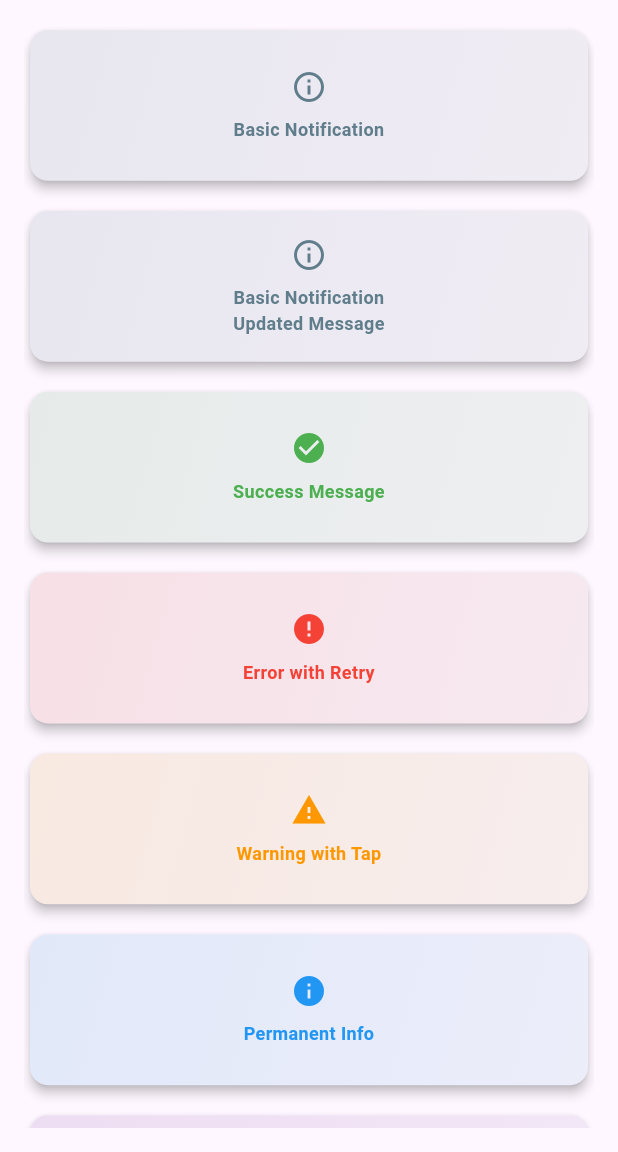
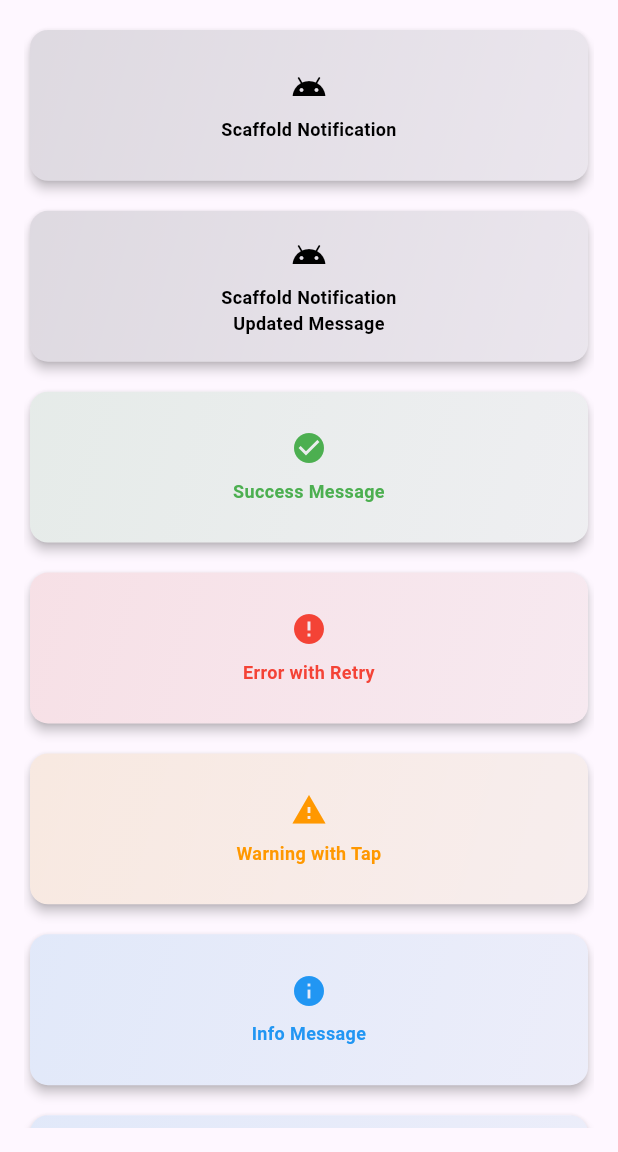
Before and after one commit to pooriaaskarim/flutter_notification_queue, a Flutter app: the screen it shows after launch, on a phone screen of 412 x 824 dp, the part 84-1236 px from its top. Run offline on Flutter 3.47's test engine with Material 3 defaults, Android fonts, the phone set to English and light mode, and no system bars; our stand-ins replace flutter_native_splash.

Commit message:
Refactor: NotificationManager and Initialization Logic
- Modified `NotificationManager` to be a singleton with a static `initialize` method. This ensures that the manager is configured before use and prevents multiple initializations.
- Added assertions to `NotificationManager` to enforce initialization before use and to validate `maxStackSize`.
- Updated `NotificationManager.initialize` to accept `channels` and `queues` directly, simplifying configuration. The default channel and queue are now created and added within this method.
- `_defaultChannel` and `_defaultQueue` fields were removed from `NotificationManager`. The first registered channel and queue now act as defaults.
- Renamed `getChannel` and `getQueue` in `NotificationManager` to `_getChannel` and `_getQueue` to indicate they are for internal use.
- Modified `_getChannel` to default to the first registered channel if the specified channel is not found.
- Modified `_getQueue` to generate a new queue based on the default queue's properties if no specific queue is configured for the given position.
- Removed commented-out `queue` and `dismiss` methods from `NotificationQueue`.
- Added `generateQueueFrom` method to `QueuePosition` extension to create a new `NotificationQueue` based on another queue's properties. Renamed existing `queue` method to `generateQueue`.
- In `NotificationWidget`:
    - `channel` and `queue` are now late final properties, assigned when the notification is shown.
    - Updated references to `_channel` and `_queue` to use `widget.channel` and `widget.queue` respectively.
- Example app:
    - Updated `NotificationManager.initialize` call with new parameters, including predefined channels and queues.
    - Updated notification examples to use `channelName` for routing notifications to specific channels.

```diff
--- a/example/lib/main.dart
+++ b/example/lib/main.dart
@@ -10,22 +10,71 @@ void main() {
 
   FlutterNativeSplash.remove();
 
-  // Configure the notification manager
-  NotificationManager.instance.initialize(
-    position: QueuePosition.bottomStart,
+  NotificationManager.initialize(
+    position: QueuePosition.topCenter,
     showCloseButton: false,
     margin: const EdgeInsets.symmetric(vertical: 8.0, horizontal: 48.0),
     maxStackSize: 3,
-    defaultDismissDuration: const Duration(seconds: 3),
+    dismissDuration: const Duration(seconds: 3),
     queueIndicatorBuilder: (final pendingNotificationsCount) {
       if (pendingNotificationsCount > 0) {
         return Container(
-            padding: const EdgeInsetsGeometry.all(8),
-            alignment: AlignmentGeometry.bottomLeft,
-            color: Colors.blueAccent,
-            child: Text('$pendingNotificationsCount'));
+          padding: const EdgeInsetsGeometry.all(8),
+          alignment: AlignmentGeometry.bottomLeft,
+          color: Colors.blueAccent,
+          child: Text('$pendingNotificationsCount'),
+        );
       }
       return null;
+    },
+    queues: {
+      BottomCenterQueue(
+        maxStackSize: 1,
+        margin: null,
+        showCloseButton: true,
+      ),
+    },
+    channels: {
+      const NotificationChannel(
+        name: 'scaffold',
+        position: QueuePosition.bottomCenter,
+        defaultDismissDuration: null,
+        defaultBackgroundColor: Colors.black,
+        defaultForegroundColor: Colors.white,
+        enabled: false,
+      ),
+      const NotificationChannel(
+        name: 'success',
+        position: QueuePosition.topCenter,
+        defaultDismissDuration: Duration(seconds: 3),
+        defaultBackgroundColor: Colors.green,
+        defaultForegroundColor: Colors.white,
+        enabled: false,
+      ),
+      const NotificationChannel(
+        name: 'error',
+        position: QueuePosition.topCenter,
+        defaultDismissDuration: null,
+        defaultBackgroundColor: Colors.red,
+        defaultForegroundColor: Colors.white,
+        enabled: false,
+      ),
+      const NotificationChannel(
+        name: 'info',
+        position: QueuePosition.topCenter,
+        defaultDismissDuration: Duration(seconds: 3),
+        defaultBackgroundColor: Colors.blue,
+        defaultForegroundColor: Colors.white,
+        enabled: false,
+      ),
+      const NotificationChannel(
+        name: 'warning',
+        position: QueuePosition.topCenter,
+        defaultDismissDuration: Duration(seconds: 5),
+        defaultBackgroundColor: Colors.orange,
+        defaultForegroundColor: Colors.white,
+        enabled: false,
+      ),
     },
   );
   runApp(const MyApp());
@@ -48,83 +97,30 @@ class MyApp extends StatelessWidget {
 class DemoPage extends StatelessWidget {
   const DemoPage({super.key});
 
-  @override
-  Widget build(final BuildContext context) {
-    final themeData = Theme.of(context);
-
-    return Scaffold(
-      appBar: AppBar(
-        title: const Text('NotificationQueue Demo'),
-        backgroundColor: themeData.colorScheme.primaryContainer,
-        foregroundColor: themeData.colorScheme.onPrimaryContainer,
-        elevation: 2,
-      ),
-      body: Padding(
-        padding: const EdgeInsets.all(16.0),
-        child: _buildAdaptiveGrid(),
-      ),
-    );
-  }
-
-  Widget _buildAdaptiveGrid() => LayoutBuilder(
-        builder: (final context, final constraints) {
-          final screenWidth = constraints.maxWidth;
-          const tabletBreakPoint = 900;
-          const phoneBreakPoint = 600;
-
-          final columnCount = screenWidth < phoneBreakPoint
-              ? 1
-              : screenWidth < tabletBreakPoint
-                  ? 2
-                  : 3;
-
-          final padding = EdgeInsets.symmetric(
-            horizontal: screenWidth < phoneBreakPoint
-                ? 0
-                : screenWidth < tabletBreakPoint
-                    ? screenWidth / 8
-                    : screenWidth / 5,
-          );
-
-          return GridView.builder(
-            gridDelegate: SliverGridDelegateWithFixedCrossAxisCount(
-              crossAxisCount: columnCount,
-              crossAxisSpacing: 12,
-              mainAxisSpacing: 12,
-              childAspectRatio: screenWidth < phoneBreakPoint ? 3.5 : 2.5,
-            ),
-            padding: padding,
-            itemCount: _notificationExamples.length,
-            itemBuilder: (final context, final index) {
-              final example = _notificationExamples[index];
-              return example.buildNotificationButton(context, example);
-            },
-          );
-        },
-      );
-
   List<NotificationExample> get _notificationExamples => [
         // Basic notification
         NotificationExample(
-          title: 'Basic Notification',
-          icon: Icons.info_outline,
-          color: Colors.blueGrey,
+          title: 'Scaffold Notification',
+          icon: Icons.android,
+          color: Colors.black,
           onPressed: (final context) => NotificationManager.instance.show(
             NotificationWidget(
               id: '1',
-              message: 'This is a basic notification with custom styling.',
+              channelName: 'scaffold',
+              message: 'Scaffold Message!.',
             ),
             context,
           ),
         ), // Basic notification
         NotificationExample(
-          title: 'Basic Notification\nUpdated Message',
-          icon: Icons.info_outline,
-          color: Colors.blueGrey,
+          title: 'Scaffold Notification\nUpdated Message',
+          icon: Icons.android,
+          color: Colors.black,
           onPressed: (final context) => NotificationManager.instance.show(
             NotificationWidget(
               id: '1',
-              message: 'This is the basic notification with updated message.',
+              channelName: 'scaffold',
+              message: 'Updated Scaffold Message!.',
             ),
             context,
           ),
@@ -139,6 +135,7 @@ class DemoPage extends StatelessWidget {
             NotificationWidget(
               message: 'Operation completed successfully!',
               title: 'Success',
+              channelName: 'success',
             ),
             context,
           ),
@@ -150,6 +147,7 @@ class DemoPage extends StatelessWidget {
           color: Colors.red,
           onPressed: (final context) => NotificationManager.instance.show(
             NotificationWidget(
+              channelName: 'error',
               message: 'Network connection failed. Please try again.',
               title: 'Connection Error',
               action: NotificationAction.button(
@@ -167,6 +165,7 @@ class DemoPage extends StatelessWidget {
           color: Colors.orange,
           onPressed: (final context) => NotificationManager.instance.show(
             NotificationWidget(
+              channelName: 'warning',
               message: 'Low storage space detected. Tap to manage.',
               title: 'Storage Warning',
               action: NotificationAction.onTap(
@@ -178,14 +177,34 @@ class DemoPage extends StatelessWidget {
         ),
 
         NotificationExample(
-          title: 'Permanent Info',
+          title: 'Info Message',
           icon: Icons.info,
           color: Colors.blue,
           onPressed: (final context) => NotificationManager.instance.show(
             NotificationWidget(
+              channelName: 'info',
               title: 'New Feature Available',
               message: 'Check out our new dark mode feature!'
                   ' This notification stays until you interact with it.',
+              action: NotificationAction.button(
+                label: 'Explore',
+                onPressed: () => debugPrint('Opening new features...'),
+              ),
+            ),
+            context,
+          ),
+        ),
+        NotificationExample(
+          title: 'Scaffold Info',
+          icon: Icons.info,
+          color: Colors.blue,
+          onPressed: (final context) => NotificationManager.instance.show(
+            NotificationWidget(
+              channelName: 'info',
+              title: 'New Feature Available',
+              message: 'Check out our new dark mode feature!'
+                  ' This notification stays until you interact with it.',
+              position: QueuePosition.bottomCenter,
               action: NotificationAction.button(
                 label: 'Explore',
                 onPressed: () => debugPrint('Opening new features...'),
@@ -581,6 +600,61 @@ class DemoPage extends StatelessWidget {
           },
         ),
       ];
+
+  @override
+  Widget build(final BuildContext context) {
+    final themeData = Theme.of(context);
+
+    return Scaffold(
+      appBar: AppBar(
+        title: const Text('NotificationQueue Demo'),
+        backgroundColor: themeData.colorScheme.primaryContainer,
+        foregroundColor: themeData.colorScheme.onPrimaryContainer,
+        elevation: 2,
+      ),
+      body: Padding(
+        padding: const EdgeInsets.all(16.0),
+        child: _buildAdaptiveGrid(),
+      ),
+    );
+  }
+
+  Widget _buildAdaptiveGrid() => LayoutBuilder(
+        builder: (final context, final constraints) {
+          final screenWidth = constraints.maxWidth;
+          const tabletBreakPoint = 900;
+          const phoneBreakPoint = 600;
+
+          final columnCount = screenWidth < phoneBreakPoint
+              ? 1
+              : screenWidth < tabletBreakPoint
+                  ? 2
+                  : 3;
+
+          final padding = EdgeInsets.symmetric(
+            horizontal: screenWidth < phoneBreakPoint
+                ? 0
+                : screenWidth < tabletBreakPoint
+                    ? screenWidth / 8
+                    : screenWidth / 5,
+          );
+
+          return GridView.builder(
+            gridDelegate: SliverGridDelegateWithFixedCrossAxisCount(
+              crossAxisCount: columnCount,
+              crossAxisSpacing: 12,
+              mainAxisSpacing: 12,
+              childAspectRatio: screenWidth < phoneBreakPoint ? 3.5 : 2.5,
+            ),
+            padding: padding,
+            itemCount: _notificationExamples.length,
+            itemBuilder: (final context, final index) {
+              final example = _notificationExamples[index];
+              return example.buildNotificationButton(context, example);
+            },
+          );
+        },
+      );
 }
 
 class NotificationExample {
--- a/lib/src/notification_channel/notification_channel.dart
+++ b/lib/src/notification_channel/notification_channel.dart
@@ -24,9 +24,11 @@ class NotificationChannel {
   final String? description;
 
   /// Whether [NotificationWidget]s from this channel should  be shown.
+  //Todo: UnderDevelop
   final bool enabled;
 
   /// Whether [NotificationWidget]s from this channel should vibrate.
+  //Todo: UnderDevelop
   final bool vibrate;
 
   /// [NotificationChannel]'s default [NotificationQueue].
--- a/lib/src/notification_manager/notification_manager.dart
+++ b/lib/src/notification_manager/notification_manager.dart
@@ -5,20 +5,17 @@ import 'package:flutter/material.dart';
 import '../../flutter_notification_queue.dart';
 
 class NotificationManager {
-  NotificationManager._();
+  NotificationManager._()
+      : assert(
+          _initialized != null,
+          'NotificationManager must be initialized before use.'
+          ' Please call NotificationManager.initialize() first.',
+        );
   static final NotificationManager instance = NotificationManager._();
 
-  /// Default [NotificationChannel]
-  ///
-  /// Any [NotificationWidget] with and unregistered
-  /// [NotificationWidget.channelName] will default to this channel.
-  NotificationChannel _defaultChannel = const NotificationChannel(
-    name: 'default',
-  );
+  static bool? _initialized;
 
-  /// Configures the default [NotificationChannel]
-  /// and default [NotificationQueue] of the [NotificationManager].
-  void initialize({
+  static void initialize({
     final QueuePosition position = QueuePosition.topCenter,
     final EdgeInsets? margin =
         const EdgeInsets.symmetric(vertical: 8.0, horizontal: 36.0),
@@ -30,24 +27,29 @@ class NotificationManager {
     final double elevation = 3.0,
     final bool showCloseButton = true,
     final bool vibrate = false,
-    final Color? defaultForegroundColor,
-    final Color? defaultBackgroundColor,
-    final Duration? defaultDismissDuration,
+    final Color? foregroundColor,
+    final Color? backgroundColor,
+    final Duration? dismissDuration,
+    final Set<NotificationChannel>? channels,
+    final Set<NotificationQueue>? queues,
   }) {
+    assert(NotificationManager._initialized != true, 'Already initialized.');
     assert(
       maxStackSize > 0,
       'maxStackSize must be greater than 0',
     );
-    _defaultChannel = NotificationChannel(
+    final defaultChannel = NotificationChannel(
       name: 'default',
       enabled: true,
       position: position,
       vibrate: vibrate,
-      defaultForegroundColor: defaultForegroundColor,
-      defaultBackgroundColor: defaultBackgroundColor,
-      defaultDismissDuration: defaultDismissDuration,
+      defaultForegroundColor: foregroundColor,
+      defaultBackgroundColor: backgroundColor,
+      defaultDismissDuration: dismissDuration,
     );
-    _defaultQueue = position.queue(
+
+    _channels.addAll({defaultChannel, ...?channels});
+    final defaultQueue = position.generateQueue(
       margin: margin,
       spacing: spacing,
       maxStackSize: maxStackSize,
@@ -57,26 +59,18 @@ class NotificationManager {
       elevation: elevation,
       showCloseButton: showCloseButton,
     );
+    _queues.addAll({defaultQueue, ...?queues});
+    NotificationManager._initialized = true;
   }
 
-  final Set<NotificationChannel> _channels = HashSet();
-  Set<NotificationChannel> get channels => {..._channels, _defaultChannel};
+  static final LinkedHashSet<NotificationChannel> _channels = LinkedHashSet();
+  static final LinkedHashSet<NotificationQueue> _queues = LinkedHashSet();
 
-  /// Configures [NotificationChannel]s
-  void registerChannels({
-    final Set<NotificationChannel>? channels,
-  }) {
-    _channels.addAll({...?channels});
-  }
-
-  /// Default [NotificationQueue]
-  ///
-  /// Any unconfigured [QueuePosition] will default to this queue.
-  NotificationChannel getChannel(
+  NotificationChannel _getChannel(
     final String channelName,
   ) {
     bool registered = false;
-    final notificationChannel = channels.firstWhere(
+    final notificationChannel = _channels.firstWhere(
       (final channel) {
         final found = channel.name == channelName;
         if (found) {
@@ -84,45 +78,37 @@ class NotificationManager {
         }
         return found;
       },
-      orElse: () => _defaultChannel,
+      orElse: () => _channels.first,
     );
 
     debugPrint('''
 ---NotificationManager:::getChannel---
 ------channel: $channelName
+------channels: $_channels
 ------${registered ? 'Registered Channel.' : 'Unregistered Channel. Defaulting to NotificationManager default channel.'}
 ------notificationChannel: $notificationChannel
 ''');
     return notificationChannel;
   }
 
-  NotificationQueue _defaultQueue = TopCenterQueue();
-
-  /// Configures [NotificationQueue]s for different [QueuePosition]s.
-  void configureQueues({
-    final Set<NotificationQueue>? queues,
-  }) {
-    _queues.addAll({...?queues});
-  }
-
-  final Set<NotificationQueue> _queues = HashSet();
-  Set<NotificationQueue> get queues => {..._queues, _defaultQueue};
-
-  NotificationQueue getQueue(
+  NotificationQueue _getQueue(
     final QueuePosition? position,
   ) {
     debugPrint('''
 ---NotificationManager:::getQueue---
-------position: $position''');
+------position: $position
+------queues: $_queues''');
     if (position == null) {
+      final defaultQueue = _queues.first;
       debugPrint('''
 ------No Position provided,
-------Returning default queue: $_defaultQueue
+------Returning default queue: $defaultQueue
 ''');
-      return _defaultQueue;
+
+      return defaultQueue;
     }
     bool configuredQueue = false;
-    final NotificationQueue queue = queues.firstWhere(
+    final NotificationQueue queue = _queues.firstWhere(
       (final queue) {
         final found = queue.position == position;
         if (found) {
@@ -130,7 +116,10 @@ class NotificationManager {
         }
         return found;
       },
-      orElse: () => _defaultQueue,
+      orElse: () {
+        final defaultQueue = _queues.first;
+        return position.generateQueueFrom(defaultQueue);
+      },
     );
 
     debugPrint('''
@@ -149,7 +138,11 @@ class NotificationManager {
 ------notification: $notification
 ------context: $context
 ''');
-    getQueue(notification.position).manager.queue(notification, context);
+    notification
+      ..channel = _getChannel(notification.channelName)
+      ..queue =
+          _getQueue(notification.position ?? notification.channel.position)
+      ..queue.manager.queue(notification, context);
   }
 
   /// Dismiss [NotificationWidget] from it's [NotificationQueue]
@@ -162,6 +155,6 @@ class NotificationManager {
 ------notification: $notification
 ------context: $context
 ''');
-    getQueue(notification.position).manager.dismiss(notification, context);
+    notification.queue.manager.dismiss(notification, context);
   }
 }
--- a/lib/src/notification_queue/extensions.dart
+++ b/lib/src/notification_queue/extensions.dart
@@ -11,7 +11,19 @@ enum QueuePosition {
   bottomCenter,
   bottomEnd;
 
-  NotificationQueue queue({
+  NotificationQueue generateQueueFrom(final NotificationQueue anotherQueue) =>
+      generateQueue(
+        spacing: anotherQueue.spacing,
+        maxStackSize: anotherQueue.maxStackSize,
+        dismissalThreshold: anotherQueue.dismissalThreshold,
+        showCloseButton: anotherQueue.showCloseButton,
+        queueIndicatorBuilder: anotherQueue.queueIndicatorBuilder,
+        opacity: anotherQueue.opacity,
+        elevation: anotherQueue.elevation,
+        margin: anotherQueue.margin,
+      );
+
+  NotificationQueue generateQueue({
     required final double spacing,
     required final int maxStackSize,
     required final double dismissalThreshold,
--- a/lib/src/notification_queue/queue_manager.dart
+++ b/lib/src/notification_queue/queue_manager.dart
@@ -143,8 +143,7 @@ class QueueManager {
 
   bool safeDispose() {
     debugPrint('''
----------$notificationQueue:::QueueManager:::safeDispose---------
-''');
+---------$notificationQueue:::QueueManager:::safeDispose---------''');
     if (pendingNotifications.isEmpty && activeNotifications.value.isEmpty) {
       debugPrint('''
 ------------No Pending Notifications And No Active Notifications.
```
Also changed, not shown: lib/src/notification/notification.dart (+15 -14 lines), lib/src/notification_queue/notification_queue.dart (+0 -31 lines).
